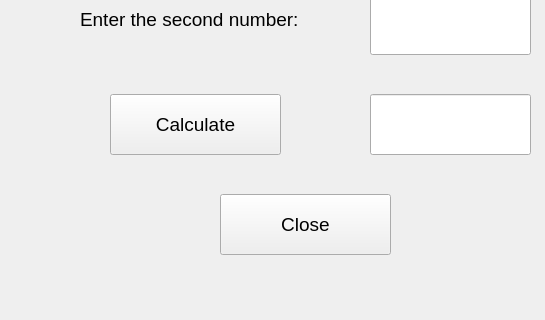
Old version of the form Calculator/mainwindow.ui in the repository danh21/QT_Basic_Calculator; both pictures show x 0 to 545 and y 196 to 516 of the 649 by 516 pixel window.
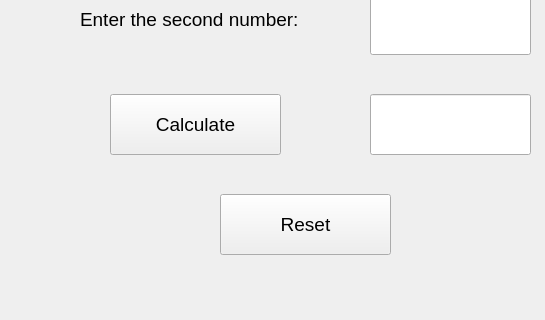
New version of the form.

```diff
--- a/Calculator/mainwindow.ui
+++ b/Calculator/mainwindow.ui
@@ -107,7 +107,7 @@
      </font>
     </property>
     <property name="text">
-     <string>Close</string>
+     <string>Reset</string>
     </property>
    </widget>
    <widget class="QLineEdit" name="num2">
```
Left out of the diff: 2 changed lines with no effect on the pictures.
